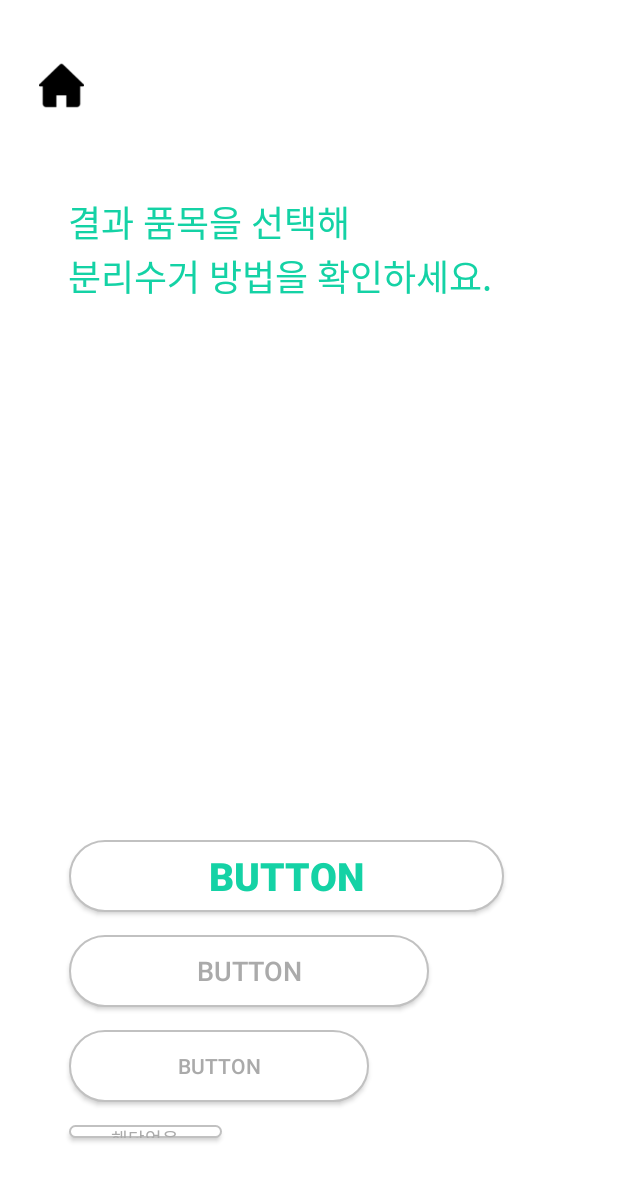
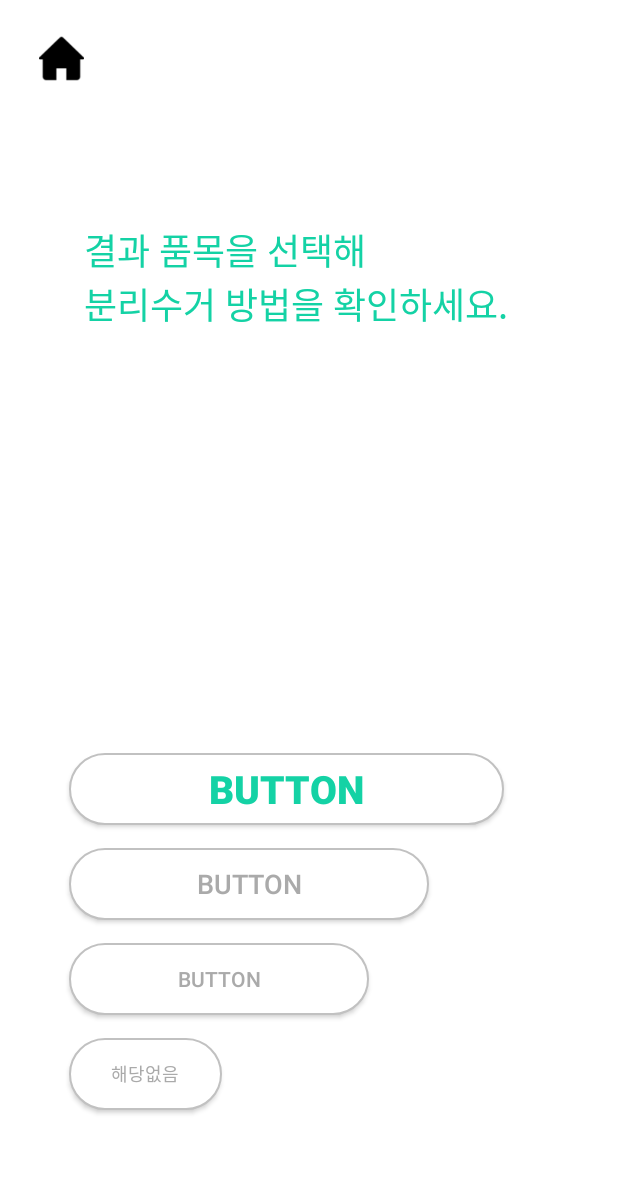
Before and after one commit to PA-roketdan/PruPru, an Android app: the ResultActivity screen opened directly, with no data from a screen before it, on a phone screen of 412 x 824 dp. Shown: the top 1181 px of the screen. Run offline under Robolectric (Android 15) with nearby library versions, the phone set to English and light mode, and no system bars.

Commit message:
ui: change result page ui
Change result page ui
-Result

```diff
--- a/prupru/app/src/main/java/cnu/rocket/prupru/ResultActivity.kt
+++ b/prupru/app/src/main/java/cnu/rocket/prupru/ResultActivity.kt
@@ -98,12 +98,12 @@ class ResultActivity : AppCompatActivity() {
     }
 
     private fun pagechange(){
-        var view1= this.findViewById<ConstraintLayout>(R.id.view1)
+//        var view1= this.findViewById<ConstraintLayout>(R.id.view1)
         var view2= this.findViewById<ConstraintLayout>(R.id.view2)
         var titletext=this.findViewById<TextView>(R.id.textView5)
         var titletext1=this.findViewById<TextView>(R.id.textView8)
         var titletext2=this.findViewById<TextView>(R.id.textView10)
-        view1.setVisibility(View.INVISIBLE)
+//        view1.setVisibility(View.INVISIBLE)
         view2.setVisibility(View.VISIBLE)
         titletext.setVisibility(View.INVISIBLE)
         titletext1.setVisibility(View.VISIBLE)
--- a/prupru/app/src/main/res/layout/activity_result.xml
+++ b/prupru/app/src/main/res/layout/activity_result.xml
@@ -8,30 +8,137 @@
     tools:context="cnu.rocket.prupru.ResultActivity">
 
     <androidx.constraintlayout.widget.ConstraintLayout
-        android:id="@+id/view1"
+        android:id="@+id/view2"
         android:layout_width="match_parent"
         android:layout_height="match_parent"
-        android:layout_marginTop="550dp"
+        android:visibility="invisible"
+        tools:layout_editor_absoluteY="550dp">
+
+        <Button
+            android:id="@+id/button_yes"
+            android:layout_width="wrap_content"
+            android:layout_height="wrap_content"
+            android:layout_marginStart="50dp"
+            android:layout_marginTop="89dp"
+            android:layout_marginEnd="20dp"
+            android:layout_marginBottom="200dp"
+            android:background="@drawable/button_background_2"
+            android:text="있음"
+            android:textColor="#000000"
+            app:layout_constraintBottom_toBottomOf="parent"
+            app:layout_constraintEnd_toStartOf="@+id/button_no"
+            app:layout_constraintStart_toStartOf="parent"
+            app:layout_constraintTop_toTopOf="parent" />
+
+        <Button
+            android:id="@+id/button_no"
+            android:layout_width="wrap_content"
+            android:layout_height="wrap_content"
+            android:layout_marginTop="84dp"
+            android:layout_marginEnd="50dp"
+            android:layout_marginBottom="200dp"
+            android:background="@drawable/button_background_2"
+            android:text="없음"
+            android:textColor="#000000"
+            app:layout_constraintBottom_toBottomOf="parent"
+            app:layout_constraintEnd_toEndOf="parent"
+            app:layout_constraintStart_toEndOf="@+id/button_yes"
+            app:layout_constraintTop_toTopOf="parent" />
+
+    </androidx.constraintlayout.widget.ConstraintLayout>
+
+    <LinearLayout
+        android:layout_width="match_parent"
+        android:layout_height="match_parent"
+        android:orientation="vertical"
         app:layout_constraintBottom_toBottomOf="parent"
         app:layout_constraintEnd_toEndOf="parent"
         app:layout_constraintStart_toStartOf="parent"
-        app:layout_constraintTop_toTopOf="@id/img_trash">
+        app:layout_constraintTop_toTopOf="parent">
+
+        <androidx.constraintlayout.widget.ConstraintLayout
+            android:id="@+id/view3"
+            android:layout_width="match_parent"
+            android:layout_height="246dp"
+            android:layout_weight="1">
+
+            <ImageButton
+                android:id="@+id/img_home"
+                android:layout_width="30dp"
+                android:layout_height="30dp"
+                android:layout_marginStart="26dp"
+                android:layout_marginTop="24dp"
+                android:background="#03FFFFFF"
+                android:scaleType="fitCenter"
+                app:layout_constraintStart_toStartOf="parent"
+                app:layout_constraintTop_toTopOf="parent"
+                app:srcCompat="@drawable/home" />
+
+            <TextView
+                android:id="@+id/textView8"
+                android:layout_width="wrap_content"
+                android:layout_height="wrap_content"
+                android:layout_marginStart="45dp"
+                android:layout_marginTop="5dp"
+                android:layout_marginEnd="172dp"
+                android:layout_marginBottom="4dp"
+                android:text="Q. 투명인가요?"
+                android:textColor="#14D2A5"
+                android:textSize="26sp"
+                app:layout_constraintBottom_toBottomOf="parent"
+                app:layout_constraintEnd_toEndOf="parent"
+                app:layout_constraintHorizontal_bias="0.0"
+                app:layout_constraintStart_toStartOf="parent"
+                app:layout_constraintTop_toBottomOf="@+id/textView10"
+                app:layout_constraintVertical_bias="0.0" />
+
+            <TextView
+                android:id="@+id/textView10"
+                android:layout_width="wrap_content"
+                android:layout_height="wrap_content"
+                android:layout_marginStart="45dp"
+                android:layout_marginTop="116dp"
+                android:layout_marginEnd="120dp"
+                android:text="플라스틱"
+                android:textColor="#747474"
+                android:textSize="18sp"
+                app:layout_constraintEnd_toEndOf="parent"
+                app:layout_constraintHorizontal_bias="0.0"
+                app:layout_constraintStart_toStartOf="parent"
+                app:layout_constraintTop_toTopOf="parent" />
+
+            <TextView
+                android:id="@+id/textView5"
+                android:layout_width="wrap_content"
+                android:layout_height="wrap_content"
+                android:layout_marginStart="56dp"
+                android:layout_marginTop="5dp"
+                android:text="결과 품목을 선택해\n분리수거 방법을 확인하세요."
+                android:textColor="#14D2A5 "
+                android:textSize="24dp"
+                app:layout_constraintStart_toStartOf="parent"
+                app:layout_constraintTop_toBottomOf="@+id/textView10" />
+        </androidx.constraintlayout.widget.ConstraintLayout>
+
+        <ImageView
+            android:id="@+id/img_trash"
+            android:layout_width="421dp"
+            android:layout_height="230dp"
+            android:layout_weight="3"
+            tools:srcCompat="@tools:sample/avatars" />
 
         <LinearLayout
             android:layout_width="match_parent"
-            android:layout_height="match_parent"
-            android:orientation="vertical"
-            app:layout_constraintBottom_toBottomOf="parent"
-            app:layout_constraintEnd_toEndOf="parent"
-            app:layout_constraintStart_toStartOf="parent"
-            app:layout_constraintTop_toTopOf="parent">
+            android:layout_height="357dp"
+            android:layout_weight="4"
+            android:orientation="vertical">
 
             <Button
                 android:id="@+id/result_1"
                 android:layout_width="290dp"
                 android:layout_height="wrap_content"
                 android:layout_marginStart="46dp"
-                android:layout_marginTop="10dp"
+                android:layout_marginTop="30dp"
                 android:layout_marginEnd="75dp"
                 android:background="@drawable/button_background_2"
                 android:gravity="center"
@@ -81,144 +188,6 @@
                 android:textSize="12sp" />
 
         </LinearLayout>
-
-    </androidx.constraintlayout.widget.ConstraintLayout>
-
-    <androidx.constraintlayout.widget.ConstraintLayout
-        android:id="@+id/view3"
-        android:layout_width="match_parent"
-        android:layout_height="match_parent"
-        android:layout_marginTop="80dp"
-        android:layout_marginBottom="550dp"
-        app:layout_constraintBottom_toBottomOf="@id/img_trash"
-        app:layout_constraintTop_toTopOf="parent"
-        tools:layout_editor_absoluteX="0dp">
-
-        <TextView
-            android:id="@+id/textView8"
-            android:layout_width="wrap_content"
-            android:layout_height="wrap_content"
-            android:layout_marginStart="45dp"
-            android:layout_marginTop="5dp"
-            android:layout_marginEnd="172dp"
-            android:layout_marginBottom="4dp"
-            android:text="Q. 투명인가요?"
-            android:textColor="#14D2A5"
-            android:textSize="26sp"
-            app:layout_constraintBottom_toBottomOf="parent"
-            app:layout_constraintEnd_toEndOf="parent"
-            app:layout_constraintHorizontal_bias="0.0"
-            app:layout_constraintStart_toStartOf="parent"
-            app:layout_constraintTop_toBottomOf="@+id/textView10"
-            app:layout_constraintVertical_bias="0.0" />
-
-        <TextView
-            android:id="@+id/textView10"
-            android:layout_width="wrap_content"
-            android:layout_height="wrap_content"
-            android:layout_marginStart="45dp"
-            android:layout_marginTop="25dp"
-            android:layout_marginEnd="120dp"
-            android:text="플라스틱"
-            android:textColor="#747474"
-            android:textSize="18sp"
-            app:layout_constraintEnd_toEndOf="parent"
-            app:layout_constraintHorizontal_bias="0.0"
-            app:layout_constraintStart_toStartOf="parent"
-            app:layout_constraintTop_toTopOf="parent" />
-
-        <TextView
-            android:id="@+id/textView5"
-            android:layout_width="wrap_content"
-            android:layout_height="wrap_content"
-            android:layout_marginStart="45dp"
-            android:layout_marginTop="50dp"
-            android:layout_marginEnd="126dp"
-            android:layout_marginBottom="40dp"
-            android:text="결과 품목을 선택해\n분리수거 방법을 확인하세요."
-            android:textColor="#14D2A5 "
-            android:textSize="24dp"
-            app:layout_constraintBottom_toBottomOf="parent"
-            app:layout_constraintEnd_toEndOf="parent"
-            app:layout_constraintHorizontal_bias="0.0"
-            app:layout_constraintStart_toStartOf="parent"
-            app:layout_constraintTop_toTopOf="parent"
-            app:layout_constraintVertical_bias="0.0" />
-    </androidx.constraintlayout.widget.ConstraintLayout>
-
-    <androidx.constraintlayout.widget.ConstraintLayout
-        android:id="@+id/view2"
-        android:layout_width="match_parent"
-        android:layout_height="match_parent"
-        android:layout_marginTop="550dp"
-        app:layout_constraintBottom_toBottomOf="parent"
-        app:layout_constraintEnd_toEndOf="parent"
-        app:layout_constraintStart_toStartOf="parent"
-        app:layout_constraintTop_toTopOf="@id/img_trash">
-
-        <Button
-            android:id="@+id/button_yes"
-            android:layout_width="wrap_content"
-            android:layout_height="wrap_content"
-            android:layout_marginStart="50dp"
-            android:layout_marginTop="89dp"
-            android:layout_marginEnd="20dp"
-            android:layout_marginBottom="200dp"
-            android:background="@drawable/button_background_2"
-            android:text="있음"
-            android:textColor="#000000"
-            app:layout_constraintBottom_toBottomOf="parent"
-            app:layout_constraintEnd_toStartOf="@+id/button_no"
-            app:layout_constraintStart_toStartOf="parent"
-            app:layout_constraintTop_toTopOf="parent" />
-
-        <Button
-            android:id="@+id/button_no"
-            android:layout_width="wrap_content"
-            android:layout_height="wrap_content"
-            android:layout_marginTop="84dp"
-            android:layout_marginEnd="50dp"
-            android:layout_marginBottom="200dp"
-            android:background="@drawable/button_background_2"
-            android:text="없음"
-            android:textColor="#000000"
-            app:layout_constraintBottom_toBottomOf="parent"
-            app:layout_constraintEnd_toEndOf="parent"
-            app:layout_constraintStart_toEndOf="@+id/button_yes"
-            app:layout_constraintTop_toTopOf="parent" />
-
-    </androidx.constraintlayout.widget.ConstraintLayout>
-
-    <ImageButton
-        android:id="@+id/img_home"
-        android:layout_width="30dp"
-        android:layout_height="30dp"
-        android:layout_marginStart="5dp"
-        android:layout_marginTop="5dp"
-        android:layout_marginEnd="317dp"
-        android:layout_marginBottom="597dp"
-        android:background="#03FFFFFF"
-        android:scaleType="fitCenter"
-        app:layout_constraintBottom_toBottomOf="parent"
-        app:layout_constraintEnd_toEndOf="parent"
-        app:layout_constraintHorizontal_bias="0.35"
-        app:layout_constraintStart_toStartOf="parent"
-        app:layout_constraintTop_toTopOf="parent"
-        app:layout_constraintVertical_bias="0.19"
-        app:srcCompat="@drawable/home" />
-
-    <ImageView
-        android:id="@+id/img_trash"
-        android:layout_width="230dp"
-        android:layout_height="230dp"
-        android:layout_marginStart="105dp"
-        android:layout_marginEnd="105dp"
-        android:layout_marginBottom="50dp"
-        app:layout_constraintBottom_toTopOf="@+id/view1"
-        app:layout_constraintEnd_toEndOf="@id/view1"
-        app:layout_constraintHorizontal_bias="0.517"
-        app:layout_constraintStart_toStartOf="parent"
-        app:layout_constraintTop_toBottomOf="@id/view3"
-        tools:srcCompat="@tools:sample/avatars" />
+    </LinearLayout>
 
 </androidx.constraintlayout.widget.ConstraintLayout>
```
